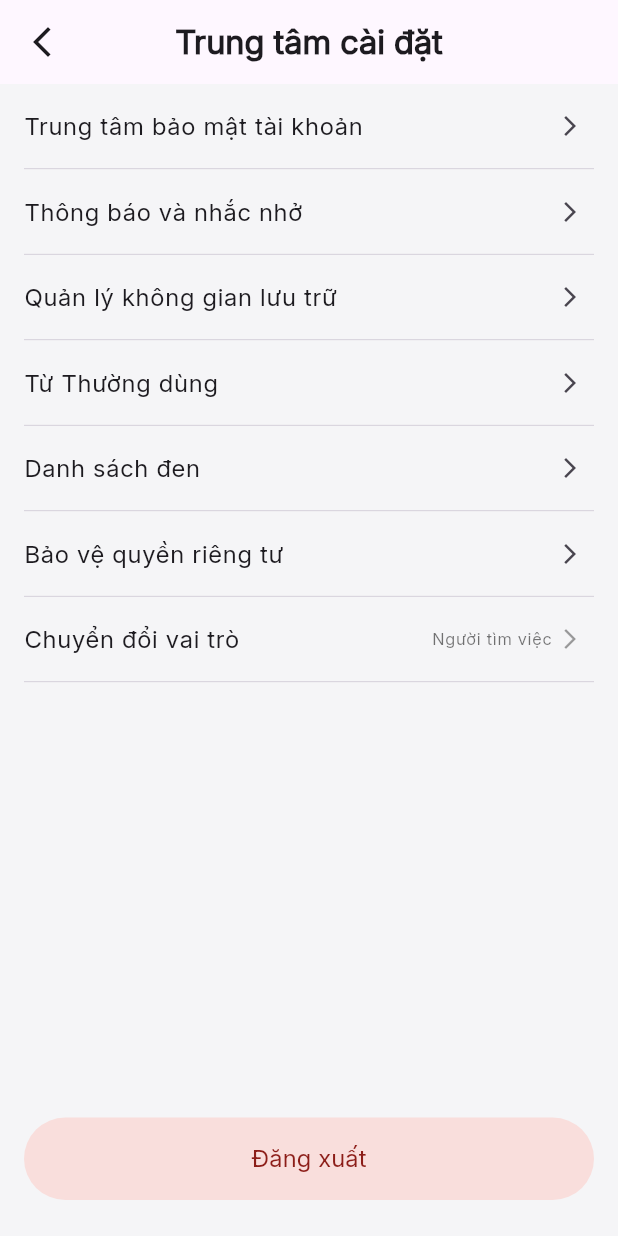
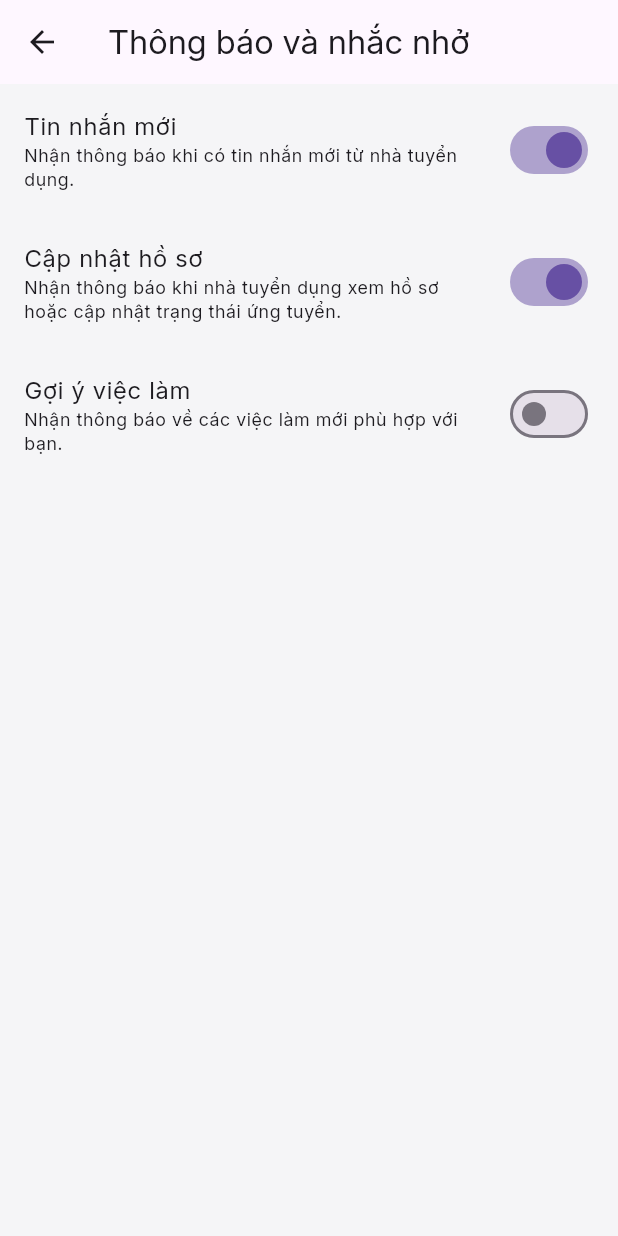
Before and after one commit to NguyenBaoHoan/Flutter_RecruitmentApp, a Flutter app: the SettingScreen screen opened directly, after a tap on "Thông báo và nhắc nhở", on a phone screen of 412 x 824 dp. Run offline on Flutter 3.47's test engine with Material 3 defaults, Android fonts, the phone set to English and light mode, and no system bars; our stand-ins replace country_code_picker, file_picker, font_awesome_flutter, geocoding, shared_preferences; missing offline and left inert: stomp_dart_client; accounts and stored records are empty.

Commit message:
old folder

```diff
--- /dev/null
+++ b/lib/screens/profile/notification_settings_screen.dart
@@ -0,0 +1,72 @@
+import 'package:flutter/material.dart';
+
+class NotificationSettingsScreen extends StatefulWidget {
+  const NotificationSettingsScreen({super.key});
+
+  @override
+  State<NotificationSettingsScreen> createState() => _NotificationSettingsScreenState();
+}
+
+class _NotificationSettingsScreenState extends State<NotificationSettingsScreen> {
+  // Biến để lưu trạng thái của các switch
+  bool _newMessages = true;
+  bool _profileUpdates = true;
+  bool _jobSuggestions = false;
+
+  @override
+  Widget build(BuildContext context) {
+    return Scaffold(
+      appBar: AppBar(
+        title: const Text('Thông báo và nhắc nhở'),
+      ),
+      body: ListView(
+        children: [
+          _buildSwitchTile(
+            title: 'Tin nhắn mới',
+            subtitle: 'Nhận thông báo khi có tin nhắn mới từ nhà tuyển dụng.',
+            value: _newMessages,
+            onChanged: (newValue) {
+              setState(() => _newMessages = newValue);
+              // TODO: Gọi API để lưu cài đặt này
+            },
+          ),
+          _buildSwitchTile(
+            title: 'Cập nhật hồ sơ',
+            subtitle: 'Nhận thông báo khi nhà tuyển dụng xem hồ sơ hoặc cập nhật trạng thái ứng tuyển.',
+            value: _profileUpdates,
+            onChanged: (newValue) {
+              setState(() => _profileUpdates = newValue);
+              // TODO: Gọi API để lưu cài đặt này
+            },
+          ),
+          _buildSwitchTile(
+            title: 'Gợi ý việc làm',
+            subtitle: 'Nhận thông báo về các việc làm mới phù hợp với bạn.',
+            value: _jobSuggestions,
+            onChanged: (newValue) {
+              setState(() => _jobSuggestions = newValue);
+              // TODO: Gọi API để lưu cài đặt này
+            },
+          ),
+        ],
+      ),
+    );
+  }
+
+  // Widget tùy chỉnh cho mỗi mục cài đặt
+  Widget _buildSwitchTile({
+    required String title,
+    required String subtitle,
+    required bool value,
+    required ValueChanged<bool> onChanged,
+  }) {
+    return SwitchListTile(
+      title: Text(title),
+      subtitle: Text(subtitle, style: Theme.of(context).textTheme.bodySmall),
+      value: value,
+      onChanged: onChanged,
+      activeColor: Theme.of(context).colorScheme.primary,
+      contentPadding: const EdgeInsets.symmetric(horizontal: 16, vertical: 8),
+    );
+  }
+}
--- a/lib/screens/profile/setting_screen.dart
+++ b/lib/screens/profile/setting_screen.dart
@@ -1,4 +1,6 @@
 import 'package:flutter/material.dart';
+import 'package:job_finder_app/screens/profile/notification_settings_screen.dart';
+import 'package:job_finder_app/screens/profile/storage_management_screen.dart';
 import 'package:shared_preferences/shared_preferences.dart';
 import '../login/auth_gate.dart';
 
@@ -29,12 +31,32 @@ class SettingScreen extends StatelessWidget {
           Expanded(
             child: ListView(
               children: [
-                _buildSettingItem('Trung tâm bảo mật tài khoản'),
-                _buildSettingItem('Thông báo và nhắc nhở'),
-                _buildSettingItem('Quản lý không gian lưu trữ'),
-                _buildSettingItem('Từ Thường dùng'),
-                _buildSettingItem('Danh sách đen'),
-                _buildSettingItem('Bảo vệ quyền riêng tư'),
+                _buildSettingItem(title: 'Trung tâm bảo mật tài khoản'),
+                _buildSettingItem(
+                  title: 'Thông báo và nhắc nhở',
+                  onTap: () {
+                    Navigator.push(
+                      context,
+                      MaterialPageRoute(
+                          builder: (context) =>
+                              const NotificationSettingsScreen()),
+                    );
+                  },
+                ),
+                _buildSettingItem(
+                  title: 'Quản lý không gian lưu trữ',
+                  onTap: () {
+                    Navigator.push(
+                      context,
+                      MaterialPageRoute(
+                          builder: (context) =>
+                            const StorageManagementScreen()),
+                    );
+                  }
+                ),
+                _buildSettingItem(title: 'Từ Thường dùng'),
+                _buildSettingItem(title: 'Danh sách đen'),
+                _buildSettingItem(title: 'Bảo vệ quyền riêng tư'),
                 _buildRoleSwitchItem(),
               ],
             ),
@@ -71,19 +93,17 @@ class SettingScreen extends StatelessWidget {
     );
   }
 
-  Widget _buildSettingItem(String title) {
+  Widget _buildSettingItem({required String title, VoidCallback? onTap}) {
     return Column(
       children: [
         ListTile(
           title: Text(title, style: const TextStyle(fontSize: 16)),
-          // <<< SỬA ĐỔI >>> Icon sẽ tự động đổi màu
+          // Icon sẽ tự động đổi màu theo theme
           trailing: const Icon(
             Icons.arrow_forward_ios,
             size: 16,
           ),
-          onTap: () {
-            // TODO: Xử lý chuyển trang tương ứng
-          },
+          onTap: onTap,
         ),
         const Divider(height: 1, thickness: 0.5, indent: 16, endIndent: 16),
       ],
```
Also changed, not shown: lib/screens/profile/storage_management_screen.dart (added, +136 -0 lines), 1 other file.
